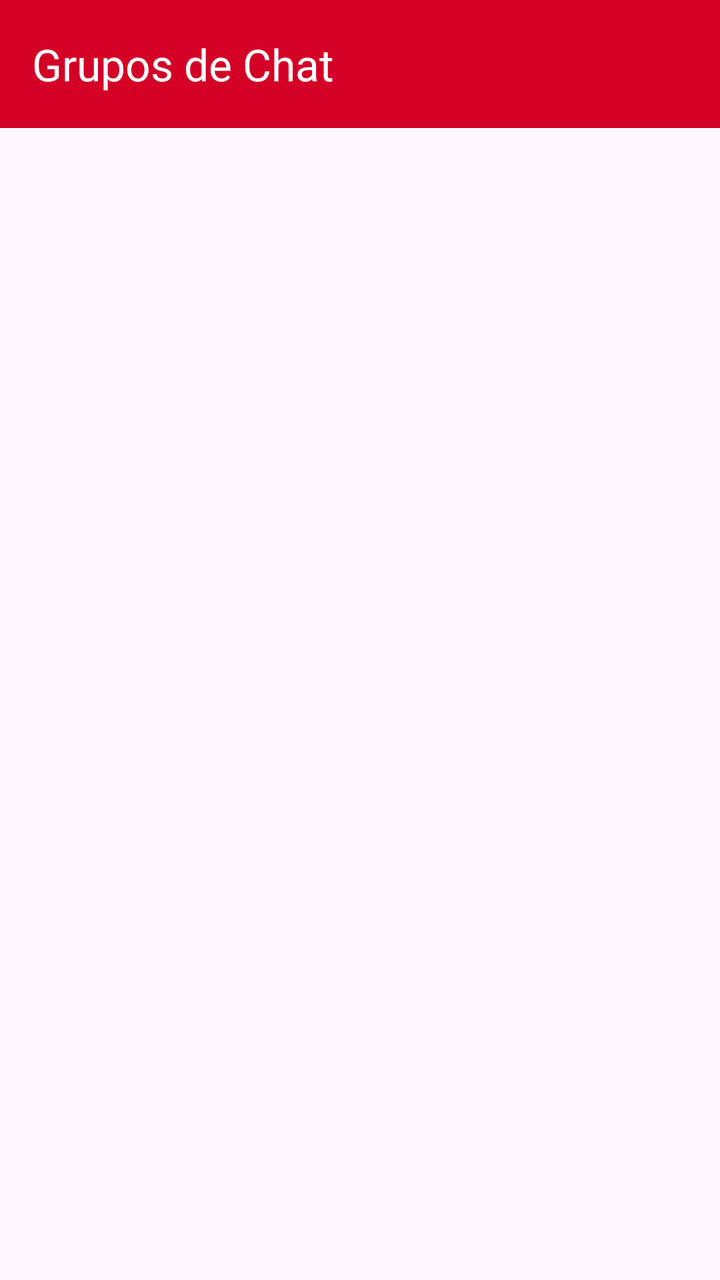
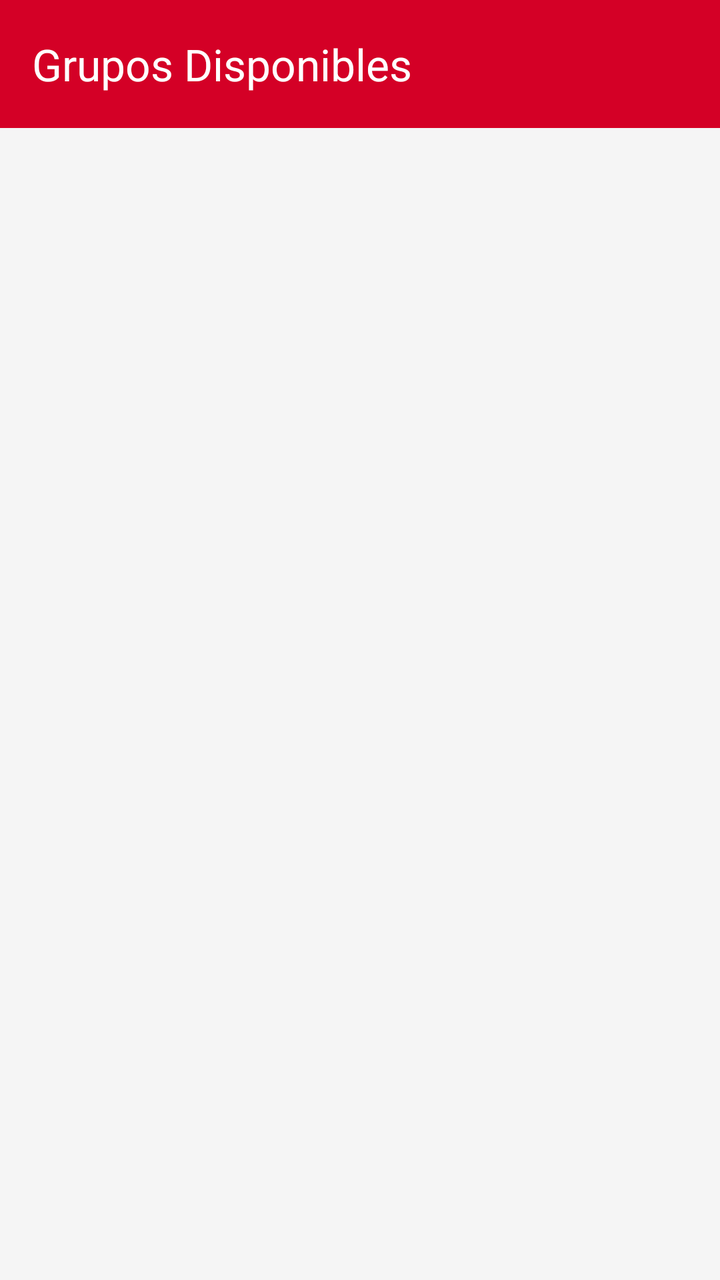

An Android layout rendered at two revisions. The XML below is the earlier revision; the diff shows what the commit changed to produce the second picture.
<!-- AndroidManifest.xml: application theme Theme.INASAFE -->
<!-- res/layout/activity_groups.xml -->
<?xml version="1.0" encoding="utf-8"?>
<RelativeLayout xmlns:android="http://schemas.android.com/apk/res/android"
    xmlns:app="http://schemas.android.com/apk/res-auto"
    xmlns:tools="http://schemas.android.com/tools"
    android:layout_width="match_parent"
    android:layout_height="match_parent"
    tools:context=".GroupsActivity">

    <com.google.android.material.appbar.AppBarLayout
        android:id="@+id/appBarLayout"
        android:layout_width="match_parent"
        android:layout_height="wrap_content"
        android:layout_alignParentTop="true">

        <com.google.android.material.appbar.MaterialToolbar
            android:id="@+id/topAppBar"
            android:layout_width="match_parent"
            android:layout_height="?attr/actionBarSize"
            app:title="Grupos de Chat"
            app:titleTextColor="@color/white"
            android:background="@color/ina_red" />

    </com.google.android.material.appbar.AppBarLayout>

    <ListView
        android:id="@+id/groupsListView"
        android:layout_width="match_parent"
        android:layout_height="match_parent"
        android:layout_below="@id/appBarLayout" />

</RelativeLayout>
<!-- resources referenced by this layout -->
<resources>
  <color name="ina_red">#D40026</color>
  <color name="white">#FFFFFFFF</color>
  <style name="Theme.INASAFE" parent="Base.Theme.INASAFE" />
  <style name="Base.Theme.INASAFE" parent="Theme.Material3.DayNight.NoActionBar">
          
          
      </style>
</resources>

<!-- the commit's change to res/layout/activity_groups.xml (unified diff, before → after) -->
@@ -4,6 +4,7 @@
     xmlns:tools="http://schemas.android.com/tools"
     android:layout_width="match_parent"
     android:layout_height="match_parent"
+    android:background="#F5F5F5"
     tools:context=".GroupsActivity">
 
     <com.google.android.material.appbar.AppBarLayout
@@ -16,7 +17,7 @@
             android:id="@+id/topAppBar"
             android:layout_width="match_parent"
             android:layout_height="?attr/actionBarSize"
-            app:title="Grupos de Chat"
+            app:title="Grupos Disponibles"
             app:titleTextColor="@color/white"
             android:background="@color/ina_red" />
 
@@ -26,6 +27,10 @@
         android:id="@+id/groupsListView"
         android:layout_width="match_parent"
         android:layout_height="match_parent"
-        android:layout_below="@id/appBarLayout" />
+        android:layout_below="@id/appBarLayout"
+        android:paddingVertical="8dp"
+        android:clipToPadding="false"
+        android:divider="@android:color/transparent"
+        android:dividerHeight="4dp"/>
 
 </RelativeLayout>
